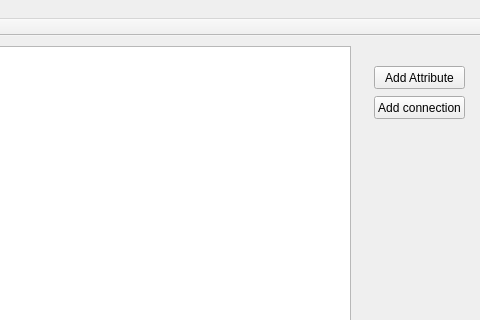
Qt form mainwindow.ui (ButtNaked/DBprom2) before a commit; both pictures show x 420 to 900 and y 0 to 320 of the 900 by 619 pixel window.
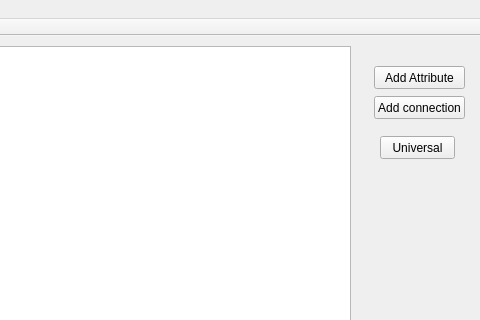
The same form after that commit.

Commit message:
Added alpha "Universal relation table" feature
cant save results in file, can do nothing...

The edit to the form file:
```diff
--- a/mainwindow.ui
+++ b/mainwindow.ui
@@ -86,6 +86,19 @@
      </rect>
     </property>
    </widget>
+   <widget class="QPushButton" name="uniRelButton">
+    <property name="geometry">
+     <rect>
+      <x>800</x>
+      <y>100</y>
+      <width>75</width>
+      <height>23</height>
+     </rect>
+    </property>
+    <property name="text">
+     <string>Universal</string>
+    </property>
+   </widget>
   </widget>
   <widget class="QMenuBar" name="menuBar">
    <property name="geometry">
```
The commit also changes 9 other files.
